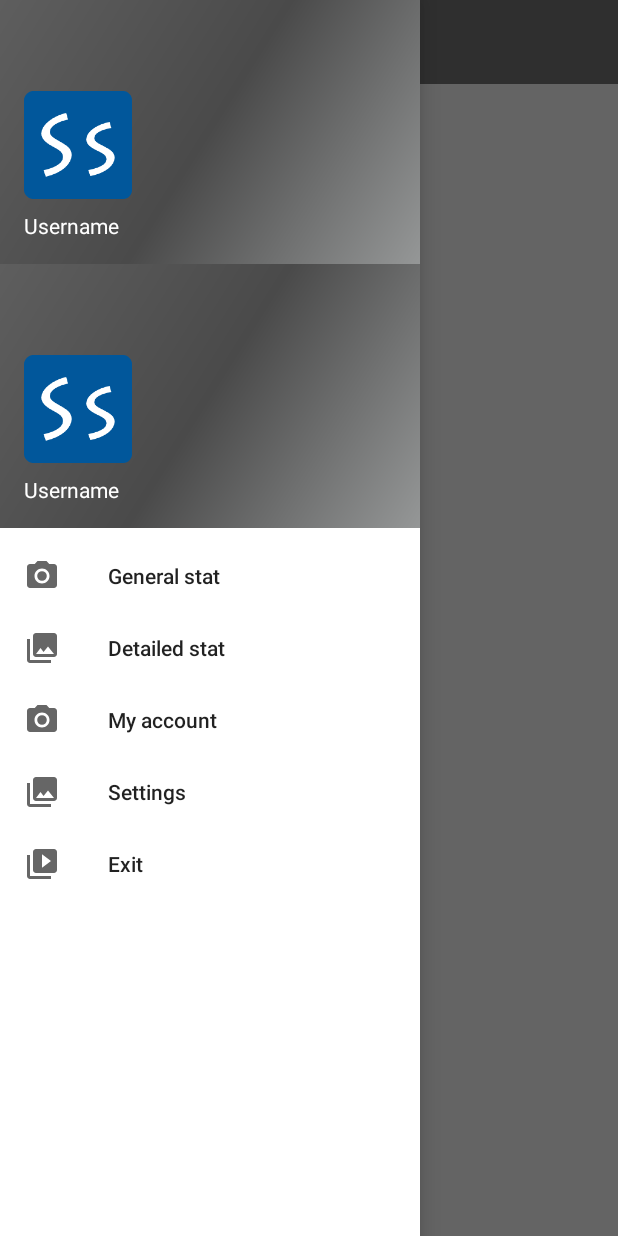
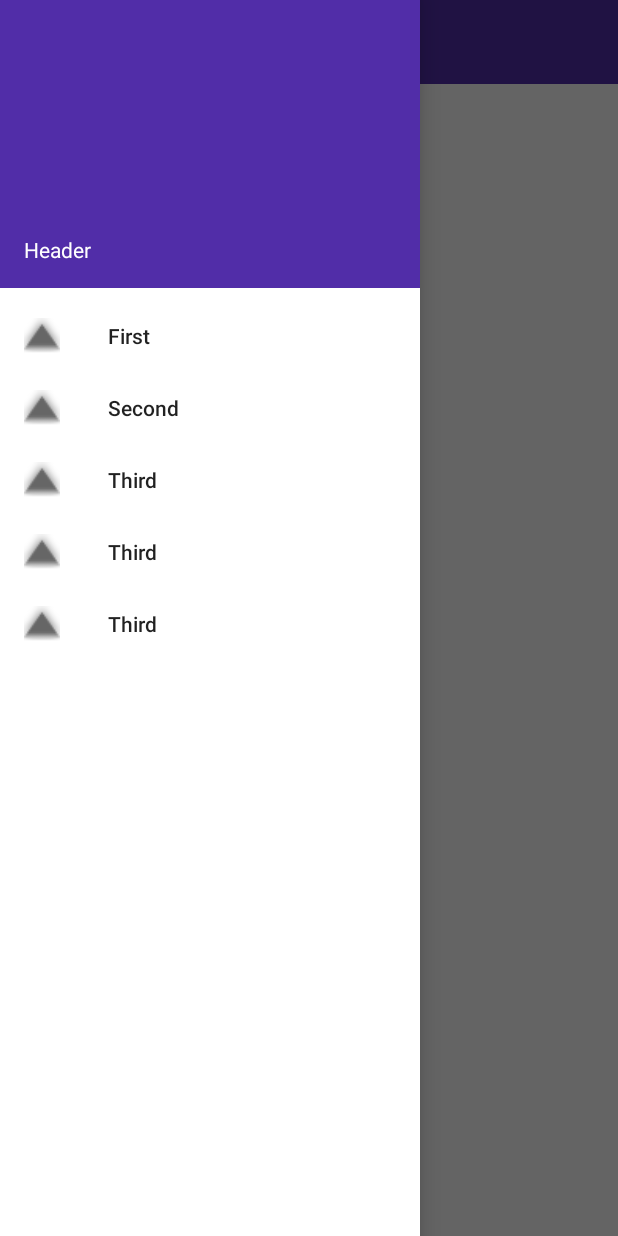
Before and after one commit to AlexAlizar/SearchStat, an Android app: the screen it shows after launch (MainActivity), with the side drawer open, on a phone screen of 412 x 824 dp. Run offline under Robolectric (Android 15) with nearby library versions, the phone set to English and light mode, and no system bars.

Commit message:
Revert "Revert "blop""
This reverts commit e3418d8fdc8d244cfb66396bcbb152ba7b77a0fc.

```diff
--- a/android_ui/app/src/main/AndroidManifest.xml
+++ b/android_ui/app/src/main/AndroidManifest.xml
@@ -13,7 +13,7 @@
         android:supportsRtl="true"
         android:theme="@style/AppTheme">
         <activity android:name=".MainActivity"
-                  android:theme="@style/Theme.AppCompat.Light.NoActionBar">
+                  android:theme="@style/AppTheme">
             <intent-filter>
                 <action android:name="android.intent.action.MAIN"/>
 
--- a/android_ui/app/src/main/java/alizarchik/alex/searchstat/MainActivity.java
+++ b/android_ui/app/src/main/java/alizarchik/alex/searchstat/MainActivity.java
@@ -1,73 +1,85 @@
 package alizarchik.alex.searchstat;
-
 import android.content.res.Configuration;
+import android.os.Bundle;
 import android.support.design.widget.NavigationView;
 import android.support.v4.app.Fragment;
 import android.support.v4.app.FragmentManager;
-import android.support.v4.view.GravityCompat;
 import android.support.v4.widget.DrawerLayout;
 import android.support.v7.app.ActionBarDrawerToggle;
 import android.support.v7.app.AppCompatActivity;
-import android.os.Bundle;
 import android.support.v7.widget.Toolbar;
 import android.view.MenuItem;
-import android.view.View;
-import android.widget.ImageView;
+
+/**
+ * Created by Александр on 07.01.2018.
+ */
 
 public class MainActivity extends AppCompatActivity {
+    private DrawerLayout mDrawer;
+    private Toolbar toolbar;
+    private NavigationView nvDrawer;
 
-    //IRestApi restAPI;
+    // Убедитесь, что используется версия
+    // android.support.v7.app.ActionBarDrawerToggle.
 
-    DrawerLayout drawer;
-    Toolbar toolbar;
-    NavigationView navigationView;
-    ActionBarDrawerToggle drawerToggle;
+    // android.support.v4.app.ActionBarDrawerToggle устарел.
 
-    public static final String TAG = "MyLogs";
+    private ActionBarDrawerToggle drawerToggle;
 
     @Override
     protected void onCreate(Bundle savedInstanceState) {
         super.onCreate(savedInstanceState);
         setContentView(R.layout.activity_main);
 
-        //btnLoad.setOnClickListener((v) -> onClick());
-
-        toolbar = findViewById(R.id.toolbar);
+        // Установить Toolbar для замены ActionBar'а.
+        toolbar = (Toolbar) findViewById(R.id.toolbar);
         setSupportActionBar(toolbar);
 
-        drawer = findViewById(R.id.drawer_layout);
+        // Найти наш view drawer'а
+        mDrawer = (DrawerLayout) findViewById(R.id.drawer_layout);
         drawerToggle = setupDrawerToggle();
-        drawer.addDrawerListener(drawerToggle);
+        // Найти наш view drawer'а
+        nvDrawer = (NavigationView) findViewById(R.id.nvView);
+        // Настроить view drawer'а
+        setupDrawerContent(nvDrawer);
 
-        navigationView = findViewById(R.id.nav_view);
-        setupDrawerContent(navigationView);
+        mDrawer.addDrawerListener(drawerToggle);
 
-        NavigationView navigationView = findViewById(R.id.nav_view);
-
-        View headerLayout = navigationView.inflateHeaderView(R.layout.nav_header_main);
-
-        ImageView ivHeaderPhoto = headerLayout.findViewById(R.id.imageView);
     }
 
     private ActionBarDrawerToggle setupDrawerToggle() {
-        return new ActionBarDrawerToggle(this, drawer, toolbar, R.string.navigation_drawer_open,  R.string.navigation_drawer_close);
+        // Примечание: Убедитесь, что вы передаёте допустимую ссылку
+        // на toolbar
+        // ActionBarDrawToggle() не предусматривает в ней
+        // необходимости и не будет отображать иконку гамбургера без
+        // неё
+        return new ActionBarDrawerToggle(this, mDrawer, toolbar, R.string.navigation_drawer_open,  R.string.navigation_drawer_close);
     }
 
     @Override
-    public boolean onOptionsItemSelected(MenuItem item) {
-        switch (item.getItemId()) {
-            case android.R.id.home:
-                drawer.openDrawer(GravityCompat.START);
-                return true;
-        }
-        return super.onOptionsItemSelected(item);
+    protected void onPostCreate(Bundle savedInstanceState) {
+        super.onPostCreate(savedInstanceState);
+        // Синхронизировать состояние переключения после того, как
+        // возникнет onRestoreInstanceState
+        drawerToggle.syncState();
+    }
+
+    @Override
+    public void onConfigurationChanged(Configuration newConfig) {
+        super.onConfigurationChanged(newConfig);
+        // Передать любые изменения конфигурации переключателям
+        // drawer'а
+        drawerToggle.onConfigurationChanged(newConfig);
     }
 
     private void setupDrawerContent(NavigationView navigationView) {
         navigationView.setNavigationItemSelectedListener(
-                menuItem -> {
-                    selectDrawerItem(menuItem);
-                    return true;
+                new NavigationView.OnNavigationItemSelectedListener() {
+                    @Override
+                    public boolean onNavigationItemSelected(MenuItem menuItem) {
+                        selectDrawerItem(menuItem);
+                        return true;
+                    }
                 });
     }
 
@@ -80,18 +92,18 @@ public class MainActivity extends AppCompatActivity {
             case R.id.general_stat:
                 fragmentClass = GeneralStatFragment.class;
                 break;
-//            case R.id.detailed_stat:
-//                fragmentClass = SecondFragment.class;
-//                break;
-//            case R.id.account:
-//                fragmentClass = ThirdFragment.class;
-//                break;
-//            case R.id.settings:
-//                fragmentClass = ThirdFragment.class;
-//                break;
-//            case R.id.exit:
-//                fragmentClass = ThirdFragment.class;
-//                break;
+            case R.id.detailed_stat:
+                fragmentClass = GeneralStatFragment.class;
+                break;
+            case R.id.account:
+                fragmentClass = GeneralStatFragment.class;
+                break;
+            case R.id.settings:
+                fragmentClass = GeneralStatFragment.class;
+                break;
+            case R.id.exit:
+                fragmentClass = GeneralStatFragment.class;
+                break;
             default:
                 fragmentClass = GeneralStatFragment.class;
         }
@@ -112,10 +124,19 @@ public class MainActivity extends AppCompatActivity {
         // Установить заголовок для action bar'а
         setTitle(menuItem.getTitle());
         // Закрыть navigation drawer
-        drawer.closeDrawers();
+        mDrawer.closeDrawers();
     }
 
-    /*public void onClick() {
+    @Override
+    public boolean onOptionsItemSelected(MenuItem item) {
+        if (drawerToggle.onOptionsItemSelected(item)) {
+            return true;
+        }
+        return super.onOptionsItemSelected(item);
+    }
+}
+
+/*public void onClick() {
         mInfoTextView.setText("");
         // для логирования ретрофита
         HttpLoggingInterceptor interceptor = new HttpLoggingInterceptor();
@@ -180,31 +201,3 @@ public class MainActivity extends AppCompatActivity {
             }
         });
     }*/
-
-    @Override
-    public void onBackPressed() {
-        DrawerLayout drawer = (DrawerLayout) findViewById(R.id.drawer_layout);
-        if (drawer.isDrawerOpen(GravityCompat.START)) {
-            drawer.closeDrawer(GravityCompat.START);
-        } else {
-            super.onBackPressed();
-        }
-    }
-
-    @Override
-    protected void onPostCreate(Bundle savedInstanceState) {
-        super.onPostCreate(savedInstanceState);
-        // Синхронизировать состояние переключения после того, как
-        // возникнет onRestoreInstanceState
-        drawerToggle.syncState();
-    }
-
-    @Override
-    public void onConfigurationChanged(Configuration newConfig) {
-        super.onConfigurationChanged(newConfig);
-        // Передать любые изменения конфигурации переключателям
-        // drawer'а
-        drawerToggle.onConfigurationChanged(newConfig);
-    }
-
-}
--- a/android_ui/app/src/main/res/layout/activity_main.xml
+++ b/android_ui/app/src/main/res/layout/activity_main.xml
@@ -6,29 +6,33 @@
     android:layout_width="match_parent"
     android:layout_height="match_parent">
 
+    <!-- Этот LinearLayout отображает содержимое экрана -->
     <LinearLayout
         android:layout_width="match_parent"
         android:layout_height="match_parent"
         android:orientation="vertical">
 
+        <!-- ActionBar отображается сверху -->
         <include
             layout="@layout/toolbar"
             android:layout_width="match_parent"
             android:layout_height="wrap_content" />
 
-    <FrameLayout android:id="@+id/fragment_container"
-                 xmlns:android="http://schemas.android.com/apk/res/android"
-                 android:layout_width="match_parent"
-                 android:layout_height="match_parent" />
+        <!-- Основной контентный view, куда загружаются фрагменты -->
+        <FrameLayout
+            android:id="@+id/fragment_container"
+            android:layout_width="match_parent"
+            android:layout_height="match_parent" />
     </LinearLayout>
 
+    <!-- navigation drawer, который появляется слева -->
+    <!-- Обратите внимание, что `android:layout_gravity` нужно установить в 'start' -->
     <android.support.design.widget.NavigationView
-        android:id="@+id/nav_view"
+        android:id="@+id/nvView"
         android:layout_width="wrap_content"
         android:layout_height="match_parent"
         android:layout_gravity="start"
         android:background="@android:color/white"
-        app:menu="@menu/activity_main_drawer"
-        app:headerLayout="@layout/nav_header_main"/>
-
+        app:menu="@menu/drawer_view"
+        app:headerLayout="@layout/nav_header"/>
 </android.support.v4.widget.DrawerLayout>
--- a/android_ui/app/src/main/res/layout/general_stat_item.xml
+++ b/android_ui/app/src/main/res/layout/general_stat_item.xml
@@ -9,7 +9,7 @@
 
     <TextView
         android:id="@+id/gs_name_item"
-        android:text="@string/name"
+        android:text="Name"
         android:layout_width="match_parent"
         android:layout_height="wrap_content"
         android:gravity="center"
@@ -18,7 +18,7 @@
         android:layout_weight="1"/>
     <TextView
         android:id="@+id/gs_mentions_item"
-        android:text="@string/mentions"
+        android:text="Mentions"
         android:layout_width="match_parent"
         android:layout_height="wrap_content"
         android:gravity="center"
--- /dev/null
+++ b/android_ui/app/src/main/res/layout/nav_header.xml
@@ -0,0 +1,18 @@
+<?xml version="1.0" encoding="utf-8"?>
+<LinearLayout xmlns:android="http://schemas.android.com/apk/res/android"
+              android:layout_width="match_parent"
+              android:layout_height="192dp"
+              android:background="?attr/colorPrimaryDark"
+              android:padding="16dp"
+              android:theme="@style/ThemeOverlay.AppCompat.Dark"
+              android:orientation="vertical"
+              android:gravity="bottom">
+
+    <TextView
+        android:layout_width="match_parent"
+        android:layout_height="wrap_content"
+        android:text="Header"
+        android:textColor="@android:color/white"
+        android:textAppearance="@style/TextAppearance.AppCompat.Body1"/>
+
+</LinearLayout>
--- a/android_ui/app/src/main/res/layout/nav_header_main.xml
+++ /dev/null
@@ -1,31 +0,0 @@
-<?xml version="1.0" encoding="utf-8"?>
-<LinearLayout
-    xmlns:android="http://schemas.android.com/apk/res/android"
-    xmlns:app="http://schemas.android.com/apk/res-auto"
-    android:layout_width="match_parent"
-    android:layout_height="@dimen/nav_header_height"
-    android:background="@drawable/side_nav_bar"
-    android:gravity="bottom"
-    android:orientation="vertical"
-    android:paddingBottom="@dimen/activity_vertical_margin"
-    android:paddingLeft="@dimen/activity_horizontal_margin"
-    android:paddingRight="@dimen/activity_horizontal_margin"
-    android:paddingTop="@dimen/activity_vertical_margin"
-    android:theme="@style/ThemeOverlay.AppCompat.Dark">
-
-    <ImageView
-        android:id="@+id/imageView"
-        android:layout_width="wrap_content"
-        android:layout_height="wrap_content"
-        android:paddingTop="@dimen/nav_header_vertical_spacing"
-        app:srcCompat="@mipmap/ic_launcher_round"/>
-
-    <TextView
-        android:id="@+id/username"
-        android:layout_width="wrap_content"
-        android:layout_height="wrap_content"
-        android:paddingTop="@dimen/nav_header_vertical_spacing"
-        android:text="@string/username"
-        android:textAppearance="@style/TextAppearance.AppCompat.Body1"/>
-
-</LinearLayout>
--- a/android_ui/app/src/main/res/menu/activity_main_drawer.xml
+++ /dev/null
@@ -1,32 +0,0 @@
-<?xml version="1.0" encoding="utf-8"?>
-<menu xmlns:android="http://schemas.android.com/apk/res/android"
-      xmlns:tools="http://schemas.android.com/tools"
-      tools:showIn="navigation_view">
-
-    <group android:checkableBehavior="single">
-        <item
-            android:id="@+id/general_stat"
-            android:icon="@drawable/ic_menu_camera"
-            android:title="@string/general_stat"/>
-        <item
-            android:id="@+id/detailed_stat"
-            android:icon="@drawable/ic_menu_gallery"
-            android:title="@string/detailed_stat"/>
-    </group>
-
-    <group android:checkableBehavior="single">
-        <item
-            android:id="@+id/account"
-            android:icon="@drawable/ic_menu_camera"
-            android:title="@string/my_account"/>
-        <item
-            android:id="@+id/settings"
-            android:icon="@drawable/ic_menu_gallery"
-            android:title="@string/settings"/>
-        <item
-            android:id="@+id/exit"
-            android:icon="@drawable/ic_menu_slideshow"
-            android:title="@string/exit"/>
-    </group>
-
-</menu>
--- /dev/null
+++ b/android_ui/app/src/main/res/menu/drawer_view.xml
@@ -0,0 +1,25 @@
+<?xml version="1.0" encoding="utf-8"?>
+<menu xmlns:android="http://schemas.android.com/apk/res/android">
+    <group android:checkableBehavior="single">
+        <item
+            android:id="@+id/general_stat"
+            android:icon="@android:drawable/arrow_up_float"
+            android:title="First"/>
+        <item
+            android:id="@+id/detailed_stat"
+            android:icon="@android:drawable/arrow_up_float"
+            android:title="Second"/>
+        <item
+            android:id="@+id/account"
+            android:icon="@android:drawable/arrow_up_float"
+            android:title="Third"/>
+        <item
+            android:id="@+id/settings"
+            android:icon="@android:drawable/arrow_up_float"
+            android:title="Third"/>
+        <item
+            android:id="@+id/exit"
+            android:icon="@android:drawable/arrow_up_float"
+            android:title="Third"/>
+    </group>
+</menu>
```
Also changed, not shown: android_ui/app/src/main/java/alizarchik/alex/searchstat/GeneralStatFragment.java (line endings or trailing spaces), android_ui/app/src/main/res/layout/toolbar.xml (line endings or trailing spaces).
